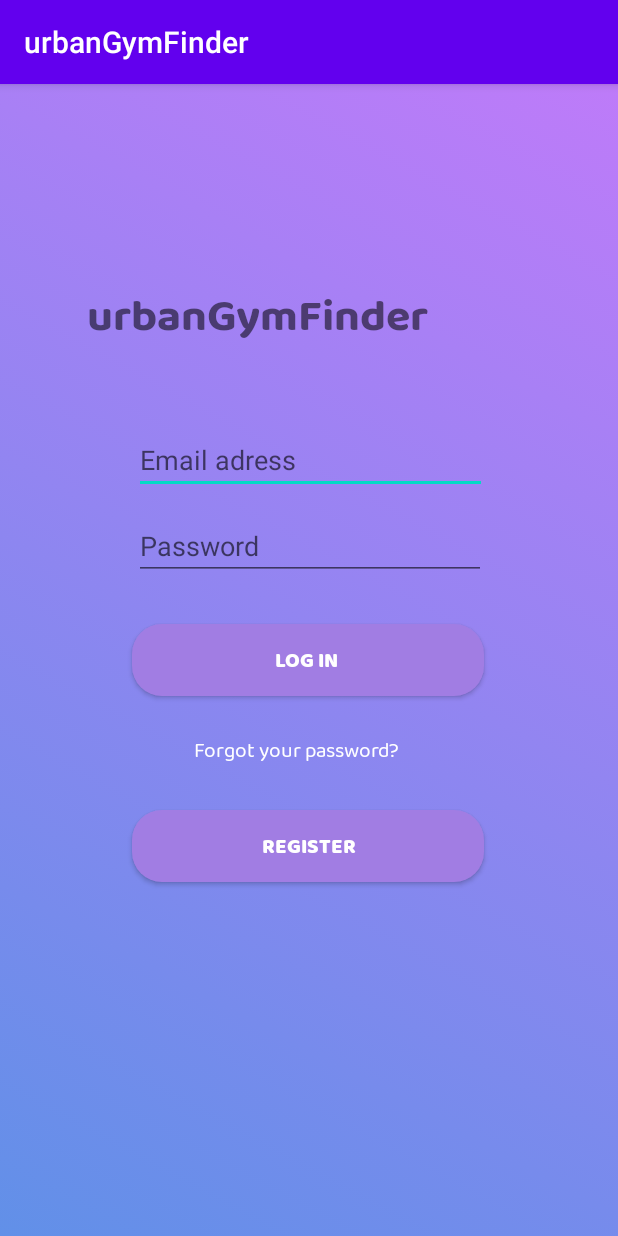
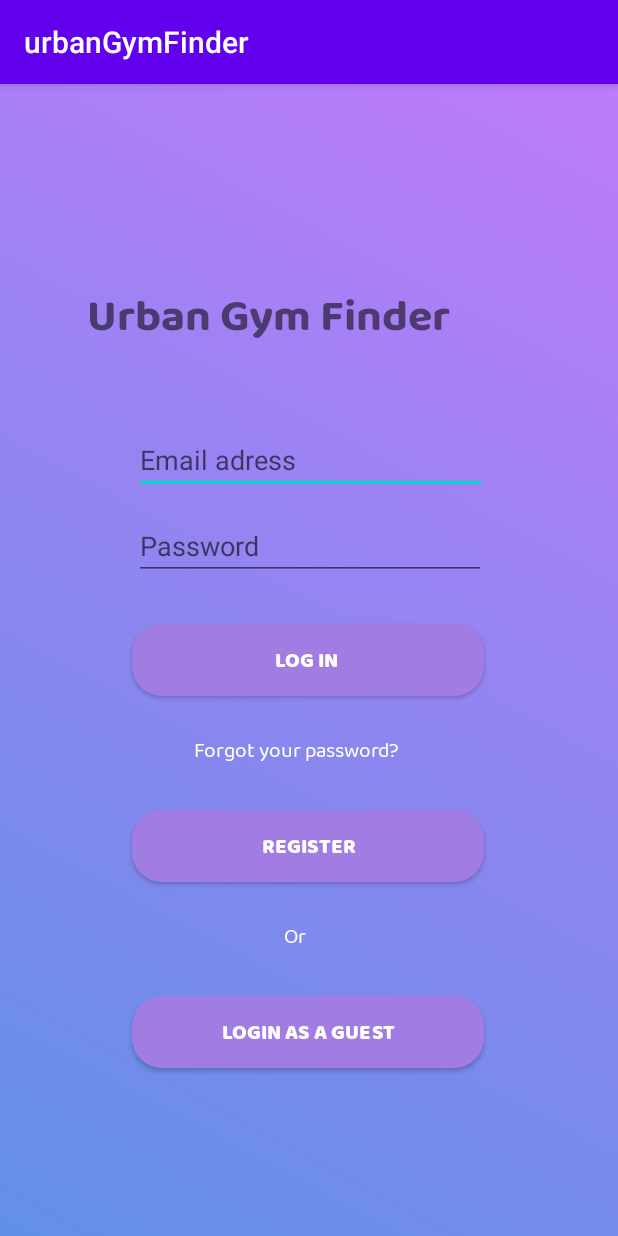
Before and after one commit to nataliasf/urbanGymFinder, an Android app: the screen it shows after launch (LoginActivity), on a phone screen of 412 x 824 dp. Run offline under Robolectric (Android 15) with nearby library versions, the phone set to English and light mode, and no system bars; our stand-ins replace Firebase (no records; nobody signed in at launch, a user with empty details on screens opened directly).

Commit message:
login, register working. Guest login for easy acces (TODO logout, guest login authentification)

```diff
--- a/app/src/main/java/com/example/urbangymfinder/LoginActivity.kt
+++ b/app/src/main/java/com/example/urbangymfinder/LoginActivity.kt
@@ -21,7 +21,9 @@ class LoginActivity : AppCompatActivity() {
     private var emailTV: EditText? = null
     private var passwordTV: EditText? = null
     private var loginBtn: Button? = null
-    private var progressBar: ProgressBar? = null
+    private var registerBtn: Button? = null
+    private var guestBtn: Button? = null
+    //private var progressBar: ProgressBar? = null
 
 
     private var mAuth: FirebaseAuth? = null
@@ -35,8 +37,29 @@ class LoginActivity : AppCompatActivity() {
         initializeUI()
 
         loginBtn?.setOnClickListener { loginUserAccount() }
+        registerBtn?.setOnClickListener { registerUserAccount() }
+        guestBtn?.setOnClickListener { loginUserGuest() }
+    }
+
+    //TODO forget your password  https://grokonez.com/android/kotlin-firebase-authentication-send-reset-password-email-forgot-password-android#2_Send_a_password_reset_email
+    //TODO signOut Firebase.auth.signOut()
+    //TODO signInAnonimously
+    //TODO signIn google account
 
 
+    private fun loginUserGuest(){
+        Toast.makeText(applicationContext, "Welcome as a guest!", Toast.LENGTH_LONG)
+            .show()
+        val intent =
+            Intent(this@LoginActivity, MainActivity::class.java)
+        startActivity(intent)
+    }
+
+
+    private fun registerUserAccount(){
+        val intent =
+            Intent(this@LoginActivity, RegisterActivity::class.java)
+        startActivity(intent)
     }
 
     private fun loginUserAccount() {
@@ -97,6 +120,8 @@ class LoginActivity : AppCompatActivity() {
         emailTV = findViewById(R.id.et_email)
         passwordTV = findViewById(R.id.et_password)
         loginBtn = findViewById(R.id.btnLogin)
+        registerBtn = findViewById(R.id.btnRegister)
+        guestBtn = findViewById(R.id.btnGuest)
         //progressBar = findViewById(R.id.progressBar)
     }
 }
--- a/app/src/main/res/layout/login_activity.xml
+++ b/app/src/main/res/layout/login_activity.xml
@@ -9,8 +9,6 @@
     android:layout_height="match_parent"
     android:background="@drawable/animation_list"
     tools:context=".LoginActivity"
-
-
     >
 
     <TextView
@@ -28,7 +26,7 @@
         android:layout_marginEnd="59dp"
         android:layout_marginRight="59dp"
         android:fontFamily="@font/baloo_chettan_bold"
-        android:text="urbanGymFinder"
+        android:text="Urban Gym Finder"
         android:textSize="30sp" />
 
     <EditText
@@ -123,5 +121,42 @@
         android:text="Register"
         android:textColor="#FFFFFF" />
 
+    <TextView
+        android:id="@+id/textViewOr"
+        android:layout_width="wrap_content"
+        android:layout_height="wrap_content"
+        android:layout_below="@+id/btnRegister"
+        android:layout_alignParentStart="true"
+        android:layout_alignParentLeft="true"
+        android:layout_alignParentEnd="true"
+        android:layout_alignParentRight="true"
+        android:layout_marginStart="189dp"
+        android:layout_marginLeft="189dp"
+        android:layout_marginTop="25dp"
+        android:layout_marginEnd="97dp"
+        android:layout_marginRight="97dp"
+        android:fontFamily="@font/baloo_chettan_regular"
+        android:text="Or"
+        android:textColor="#FFFFFF" />
+
+    <Button
+        android:id="@+id/btnGuest"
+        android:layout_width="234dp"
+        android:layout_height="wrap_content"
+        android:layout_below="@+id/textViewOr"
+        android:layout_alignParentStart="true"
+        android:layout_alignParentLeft="true"
+        android:layout_alignParentEnd="true"
+        android:layout_alignParentRight="true"
+        android:layout_marginStart="88dp"
+        android:layout_marginLeft="88dp"
+        android:layout_marginTop="29dp"
+        android:layout_marginEnd="89dp"
+        android:layout_marginRight="89dp"
+        android:background="@drawable/rounded_btn"
+        android:fontFamily="@font/baloo_chettan"
+        android:text="Login as a guest"
+        android:textColor="#FFFFFF" />
+
 
 </RelativeLayout>
```
Also changed, not shown: app/src/main/java/com/example/urbangymfinder/RegisterActivity.kt (+6 -6 lines), app/src/main/res/layout/activity_register.xml (+19 -15 lines).
